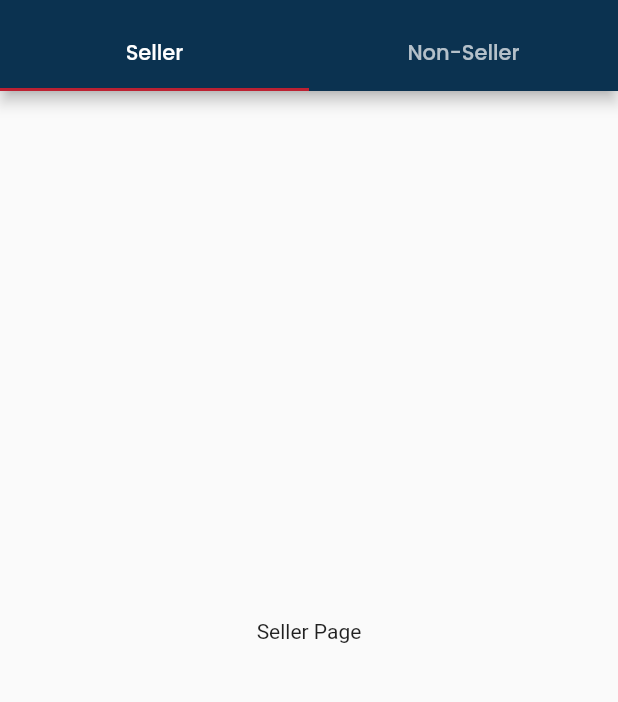
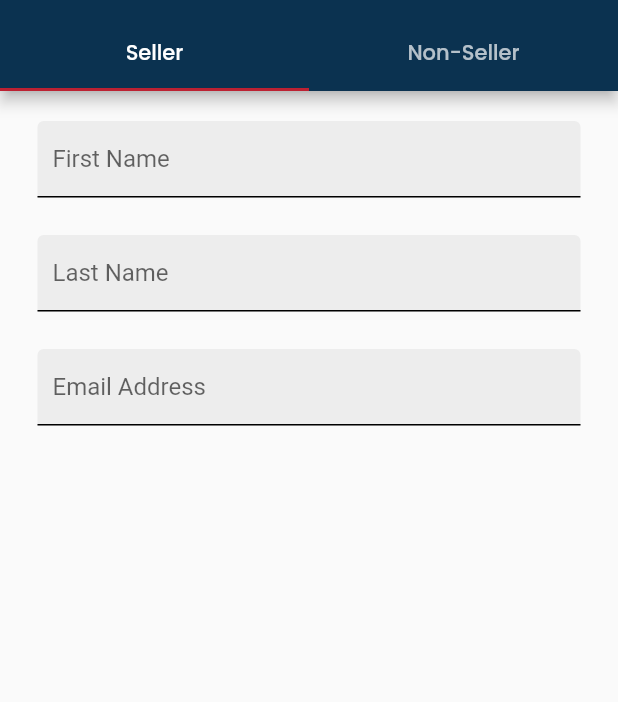
Before and after one commit to douglasmasho/attini_markets, a Flutter app: the screen it shows after launch, after a tap on "Sign Up", on a phone screen of 412 x 824 dp, the part 65-767 px from its top. Run offline on Flutter 3.47's test engine with Material 2 defaults, Android fonts, the phone set to English and light mode, and no system bars.

Commit message:
added forms and inputs

```diff
--- /dev/null
+++ b/lib/Forms/Non-seller_form.dart
@@ -0,0 +1,21 @@
+import 'package:flutter/material.dart';
+
+class NonSeller_form extends StatefulWidget {
+  @override
+  State<NonSeller_form> createState() => _NonSeller_formState();
+}
+
+class _NonSeller_formState extends State<NonSeller_form> {
+  @override
+  Widget build(BuildContext context) {
+    return Column(
+      crossAxisAlignment: CrossAxisAlignment.stretch,
+      children: [
+        Text("First input"),
+        Text("First input"),
+        Text("First input"),
+        Text("First input"),
+      ],
+    );
+  }
+}
--- /dev/null
+++ b/lib/Forms/Seller_form.dart
@@ -0,0 +1,28 @@
+import 'package:flutter/material.dart';
+import "../widgets/Input_text.dart";
+
+class Seller_form extends StatefulWidget {
+  @override
+  State<Seller_form> createState() => _Seller_formState();
+}
+
+class _Seller_formState extends State<Seller_form> {
+  final firstNameController = TextEditingController();
+  final lastNameController = TextEditingController();
+  final EmailController = TextEditingController();
+
+  @override
+  Widget build(BuildContext context) {
+    return Padding(
+      padding: const EdgeInsets.symmetric(horizontal: 25, vertical: 20),
+      child: Column(
+        crossAxisAlignment: CrossAxisAlignment.stretch,
+        children: [
+          TextInputBox(label: "First Name", controller: firstNameController, type: TextInputType.name),
+          TextInputBox(label: "Last Name", controller: lastNameController, type: TextInputType.name),
+          TextInputBox(label: "Email Address", controller: EmailController, type: TextInputType.emailAddress),
+        ],
+      ),
+    );
+  }
+}
--- a/lib/pages/SignUp.dart
+++ b/lib/pages/SignUp.dart
@@ -1,4 +1,6 @@
 import 'package:flutter/material.dart';
+import "../Forms/Seller_form.dart";
+import "../Forms/Non-seller_form.dart";
 
 class SignUp extends StatefulWidget {
   String data;
@@ -18,18 +20,16 @@ class _SignUpState extends State<SignUp> {
               title: Text("Sign Up"),
               bottom: TabBar(
                 tabs: [
-                  Tab(text: "Seller",),
+                  Tab(
+                    text: "Seller",
+                  ),
                   Tab(text: "Non-Seller"),
                 ],
               )),
           body: TabBarView(
             children: [
-              Center(
-                child: Text("Seller Page"),
-              ),
-              Center(
-                child: Text("Non-Seller Page"),
-              ),
+              Seller_form(),
+              NonSeller_form(),
             ],
           )),
     );
--- /dev/null
+++ b/lib/widgets/Input_text.dart
@@ -0,0 +1,40 @@
+import 'package:flutter/cupertino.dart';
+
+import 'package:flutter/material.dart';
+
+class TextInputBox extends StatelessWidget {
+  final String label;
+  final TextEditingController controller;
+  final TextInputType type;
+  TextInputBox({required this.label, required this.controller, required this.type});
+
+  @override
+  Widget build(BuildContext context) {
+    return Container(
+      margin: EdgeInsets.only(bottom: 25),
+      child: TextField(
+        keyboardType: type,
+        decoration: InputDecoration(
+          labelText: label,
+          filled: true,
+          fillColor: Color(0xffEDEDED),
+          contentPadding: EdgeInsets.symmetric(vertical: 8, horizontal: 10),
+          border: OutlineInputBorder(
+              borderSide: BorderSide(
+                width: 0,
+                style: BorderStyle.none,
+              ),
+              borderRadius: BorderRadius.only(
+                  topLeft: Radius.circular(10), topRight: Radius.circular(10))),
+          enabledBorder: UnderlineInputBorder(
+            borderSide: BorderSide(color: Colors.black, width: 1),
+          ),
+          focusedBorder: UnderlineInputBorder(
+                        borderSide: BorderSide(color: Color(0xff0B3250)),
+                     ),
+        ),
+        controller: controller,
+      ),
+    );
+  }
+}
```
